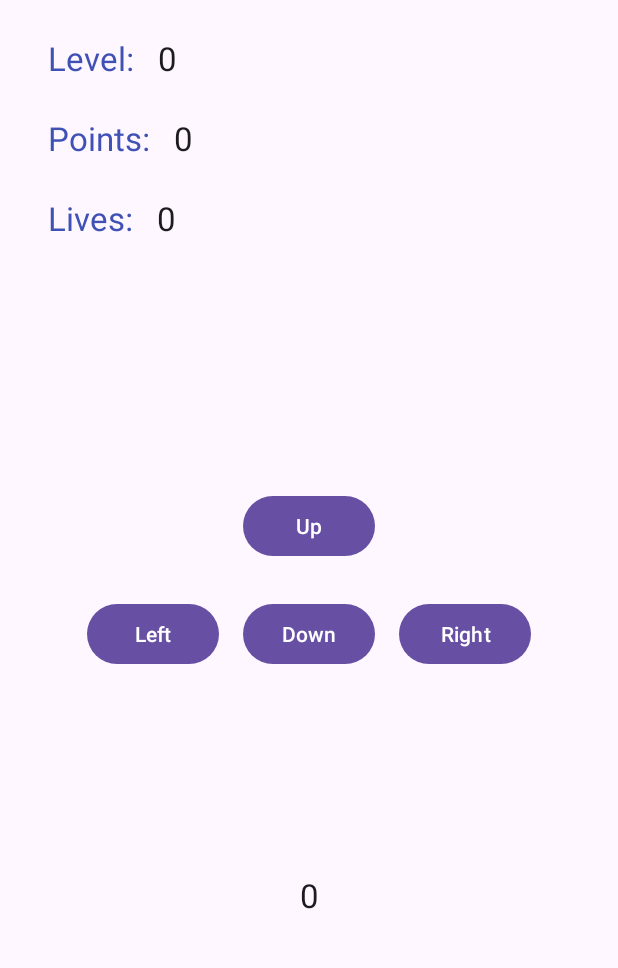
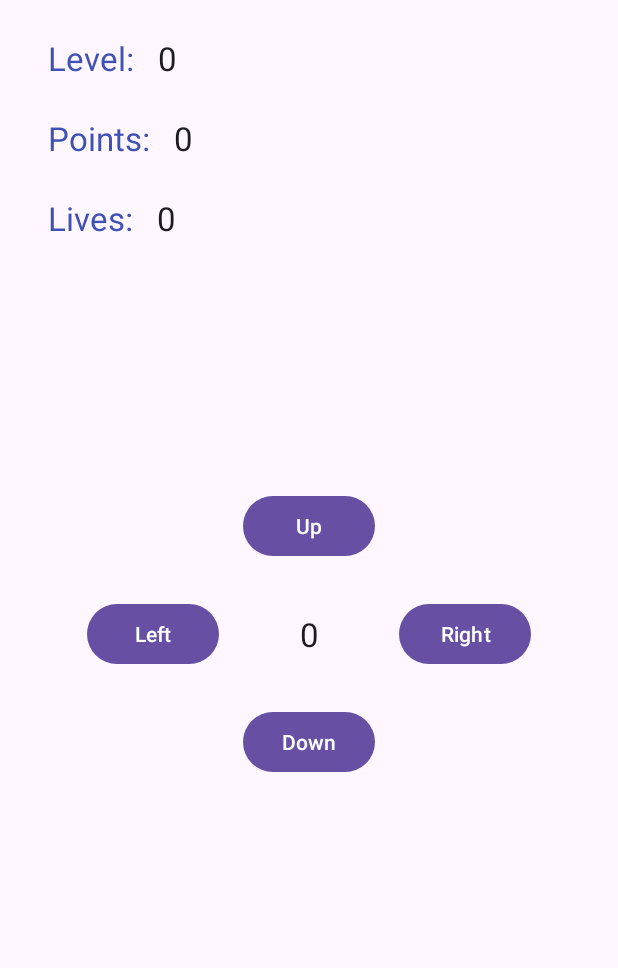
Before and after one commit to JMLoria/PacManCE, an Android app: the screen it shows after launch (MainActivity), on a phone screen of 412 x 824 dp, the part 116-1084 px from its top. Run offline under Robolectric (Android 15) with nearby library versions, the phone set to English and light mode, and no system bars.

Commit message:
Set mobile app 3

```diff
--- a/src/AndroidController/app/src/main/res/layout/activity_main.xml
+++ b/src/AndroidController/app/src/main/res/layout/activity_main.xml
@@ -121,8 +121,9 @@
             android:onClick="moveDown"
             android:text="@string/btnDown"
             app:layout_constraintEnd_toEndOf="@+id/btnUp"
+            app:layout_constraintHorizontal_bias="0.0"
             app:layout_constraintStart_toStartOf="@+id/btnUp"
-            app:layout_constraintTop_toBottomOf="@+id/btnUp" />
+            app:layout_constraintTop_toBottomOf="@+id/btnRight" />
 
         <Button
             android:id="@+id/btnRight"
@@ -141,10 +142,10 @@
             android:layout_height="wrap_content"
             android:text="0"
             android:textAppearance="@style/TextAppearance.AppCompat.Large"
-            app:layout_constraintBottom_toBottomOf="parent"
-            app:layout_constraintEnd_toEndOf="parent"
-            app:layout_constraintStart_toStartOf="parent"
-            app:layout_constraintTop_toBottomOf="@+id/btnDown" />
+            app:layout_constraintBottom_toTopOf="@+id/btnDown"
+            app:layout_constraintEnd_toStartOf="@+id/btnRight"
+            app:layout_constraintStart_toEndOf="@+id/btnLeft"
+            app:layout_constraintTop_toBottomOf="@+id/btnUp" />
     </androidx.constraintlayout.widget.ConstraintLayout>
 
 </androidx.appcompat.widget.LinearLayoutCompat>
```
Also changed, not shown: 2 other files.
